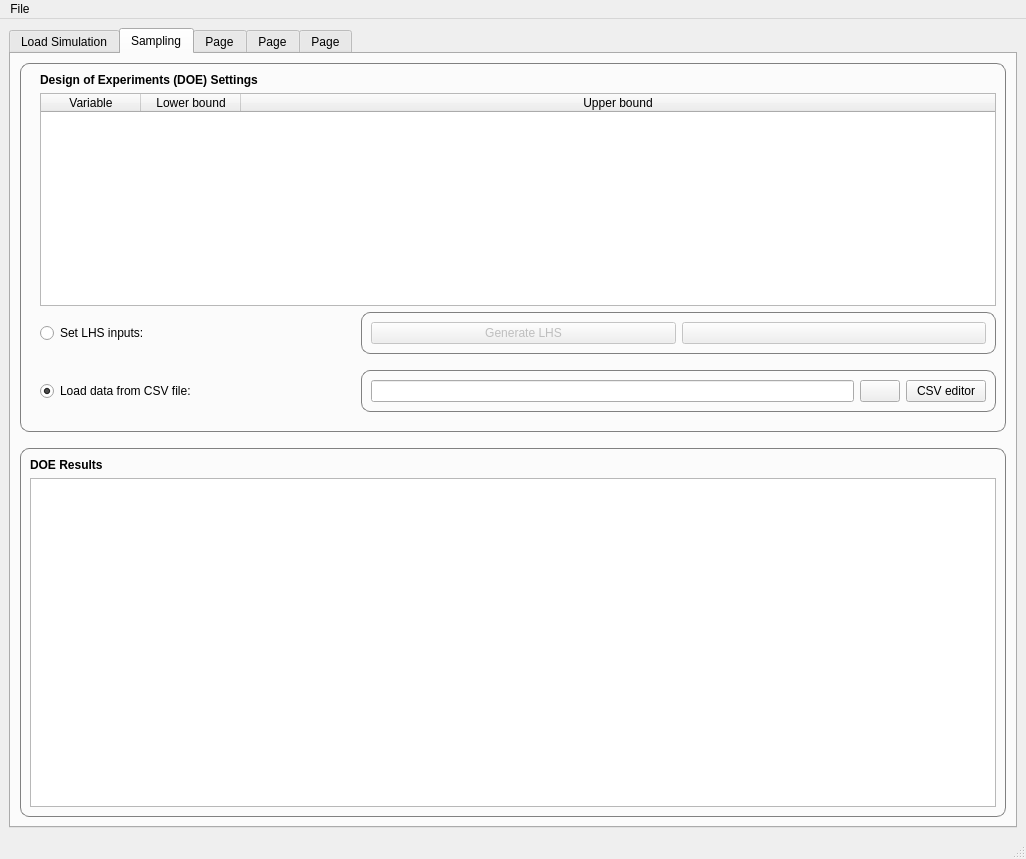
Old version of the form gui/views/ui_files/mainwindow.ui in the repository feslima/metacontrol.
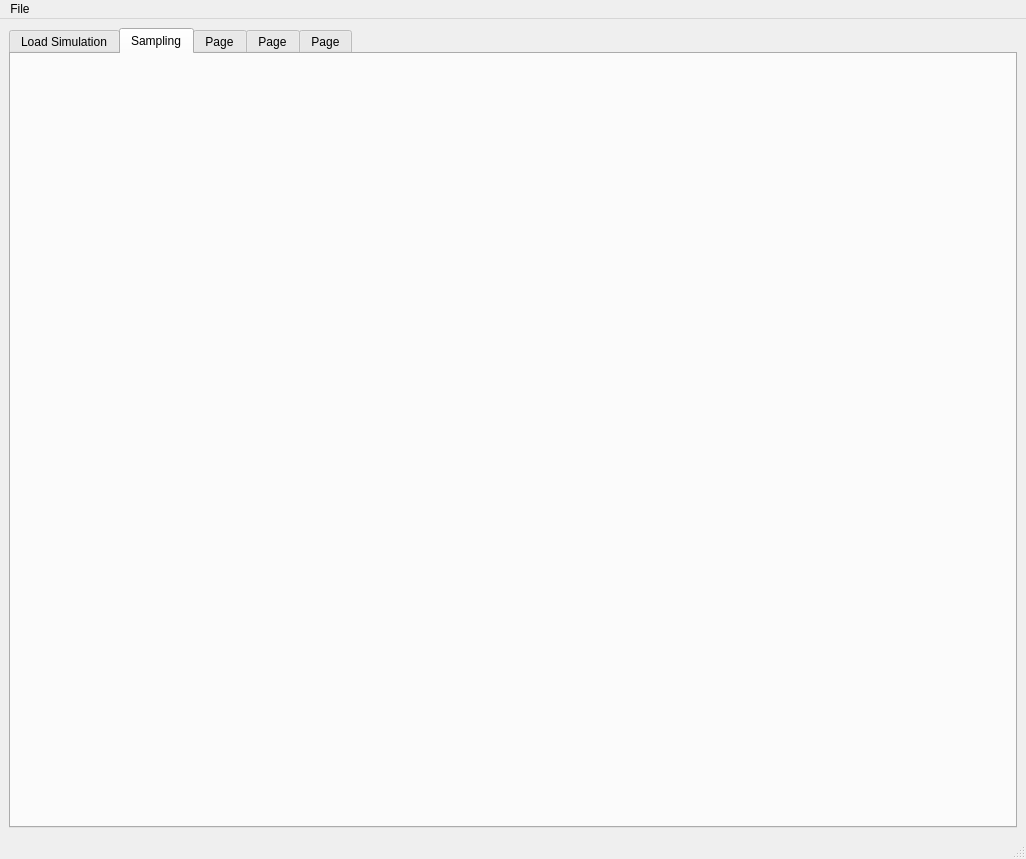
New version of the form. The open tabs and pages were chosen to show the change. Icons and pictures are not drawn.

Commit message: started DOE tab ui view-model implementation. Did some refactoring in mainwindow.

Patch:
```diff
--- a/gui/views/ui_files/mainwindow.ui
+++ b/gui/views/ui_files/mainwindow.ui
@@ -85,263 +85,6 @@
        <attribute name="title">
         <string>Sampling</string>
        </attribute>
-       <layout class="QGridLayout" name="gridLayout_2">
-        <item row="2" column="0">
-         <widget class="QGroupBox" name="groupBox_4">
-          <property name="styleSheet">
-           <string notr="true">QGroupBox {
-    border: 1px solid gray;
-    border-radius: 9px;
-	font-weight: bold;
-}
-
-QGroupBox::title {
-    subcontrol-origin: margin;
-    left: 10px;
-    top: 5px;
-    padding: 0 3px 0 3px;
-}</string>
-          </property>
-          <property name="title">
-           <string/>
-          </property>
-          <layout class="QGridLayout" name="gridLayout_8">
-           <item row="1" column="0">
-            <widget class="QTableWidget" name="tableWidget">
-             <property name="editTriggers">
-              <set>QAbstractItemView::NoEditTriggers</set>
-             </property>
-            </widget>
-           </item>
-           <item row="0" column="0">
-            <widget class="QLabel" name="label_16">
-             <property name="font">
-              <font>
-               <weight>75</weight>
-               <bold>true</bold>
-              </font>
-             </property>
-             <property name="text">
-              <string>DOE Results</string>
-             </property>
-            </widget>
-           </item>
-          </layout>
-         </widget>
-        </item>
-        <item row="1" column="0">
-         <spacer name="verticalSpacer_8">
-          <property name="orientation">
-           <enum>Qt::Vertical</enum>
-          </property>
-          <property name="sizeType">
-           <enum>QSizePolicy::Fixed</enum>
-          </property>
-          <property name="sizeHint" stdset="0">
-           <size>
-            <width>20</width>
-            <height>10</height>
-           </size>
-          </property>
-         </spacer>
-        </item>
-        <item row="0" column="0">
-         <widget class="QGroupBox" name="groupBox_3">
-          <property name="styleSheet">
-           <string notr="true">QGroupBox {
-    border: 1px solid gray;
-    border-radius: 9px;
-	font-weight: bold;
-}
-
-QGroupBox::title {
-    subcontrol-origin: margin;
-    left: 10px;
-    top: 5px;
-    padding: 0 3px 0 3px;
-}</string>
-          </property>
-          <property name="title">
-           <string/>
-          </property>
-          <layout class="QGridLayout" name="gridLayout_5">
-           <item row="4" column="1">
-            <widget class="QRadioButton" name="radioButton_2">
-             <property name="text">
-              <string>Load data from CSV file:</string>
-             </property>
-             <property name="checked">
-              <bool>true</bool>
-             </property>
-            </widget>
-           </item>
-           <item row="2" column="1">
-            <widget class="QRadioButton" name="radioButton">
-             <property name="text">
-              <string>Set LHS inputs:</string>
-             </property>
-             <property name="checked">
-              <bool>false</bool>
-             </property>
-            </widget>
-           </item>
-           <item row="2" column="0">
-            <spacer name="horizontalSpacer_6">
-             <property name="orientation">
-              <enum>Qt::Horizontal</enum>
-             </property>
-             <property name="sizeType">
-              <enum>QSizePolicy::Fixed</enum>
-             </property>
-             <property name="sizeHint" stdset="0">
-              <size>
-               <width>10</width>
-               <height>20</height>
-              </size>
-             </property>
-            </spacer>
-           </item>
-           <item row="0" column="1">
-            <widget class="QLabel" name="label_15">
-             <property name="font">
-              <font>
-               <weight>75</weight>
-               <bold>true</bold>
-              </font>
-             </property>
-             <property name="text">
-              <string>Design of Experiments (DOE) Settings</string>
-             </property>
-            </widget>
-           </item>
-           <item row="5" column="1">
-            <spacer name="verticalSpacer_3">
-             <property name="orientation">
-              <enum>Qt::Vertical</enum>
-             </property>
-             <property name="sizeType">
-              <enum>QSizePolicy::Maximum</enum>
-             </property>
-             <property name="sizeHint" stdset="0">
-              <size>
-               <width>20</width>
-               <height>10</height>
-              </size>
-             </property>
-            </spacer>
-           </item>
-           <item row="3" column="1">
-            <spacer name="verticalSpacer_2">
-             <property name="orientation">
-              <enum>Qt::Vertical</enum>
-             </property>
-             <property name="sizeType">
-              <enum>QSizePolicy::Fixed</enum>
-             </property>
-             <property name="sizeHint" stdset="0">
-              <size>
-               <width>20</width>
-               <height>10</height>
-              </size>
-             </property>
-            </spacer>
-           </item>
-           <item row="2" column="2" colspan="2">
-            <widget class="QGroupBox" name="groupBox_5">
-             <property name="enabled">
-              <bool>false</bool>
-             </property>
-             <property name="title">
-              <string/>
-             </property>
-             <layout class="QHBoxLayout" name="horizontalLayout">
-              <item>
-               <widget class="QPushButton" name="pushButton">
-                <property name="text">
-                 <string>Generate LHS</string>
-                </property>
-               </widget>
-              </item>
-              <item>
-               <widget class="QPushButton" name="pushButton_2">
-                <property name="toolTip">
-                 <string>&lt;html&gt;&lt;head/&gt;&lt;body&gt;&lt;p&gt;Latin Hypercube Sampling (LHS) settings&lt;/p&gt;&lt;/body&gt;&lt;/html&gt;</string>
-                </property>
-                <property name="text">
-                 <string/>
-                </property>
-                <property name="icon">
-                 <iconset resource="../../resources/icons.qrc">
-                  <normaloff>:/sampling/settings_icon.svg</normaloff>:/sampling/settings_icon.svg</iconset>
-                </property>
-               </widget>
-              </item>
-             </layout>
-            </widget>
-           </item>
-           <item row="4" column="2" colspan="2">
-            <widget class="QGroupBox" name="groupBox_7">
-             <property name="title">
-              <string/>
-             </property>
-             <layout class="QHBoxLayout" name="horizontalLayout_3">
-              <item>
-               <widget class="QLineEdit" name="lineEdit">
-                <property name="readOnly">
-                 <bool>true</bool>
-                </property>
-               </widget>
-              </item>
-              <item>
-               <widget class="QPushButton" name="pushButton_3">
-                <property name="toolTip">
-                 <string>&lt;html&gt;&lt;head/&gt;&lt;body&gt;&lt;p&gt;Select .csv file to extract the data from&lt;/p&gt;&lt;/body&gt;&lt;/html&gt;</string>
-                </property>
-                <property name="text">
-                 <string/>
-                </property>
-                <property name="icon">
-                 <iconset resource="../../resources/icons.qrc">
-                  <normaloff>:/sampling/open_icon.svg</normaloff>:/sampling/open_icon.svg</iconset>
-                </property>
-               </widget>
-              </item>
-              <item>
-               <widget class="QPushButton" name="pushButton_4">
-                <property name="text">
-                 <string>CSV editor</string>
-                </property>
-               </widget>
-              </item>
-             </layout>
-            </widget>
-           </item>
-           <item row="1" column="1" colspan="3">
-            <widget class="QTableWidget" name="tableWidgetSamplingVariables">
-             <attribute name="horizontalHeaderStretchLastSection">
-              <bool>true</bool>
-             </attribute>
-             <column>
-              <property name="text">
-               <string>Variable</string>
-              </property>
-             </column>
-             <column>
-              <property name="text">
-               <string>Lower bound</string>
-              </property>
-             </column>
-             <column>
-              <property name="text">
-               <string>Upper bound</string>
-              </property>
-             </column>
-            </widget>
-           </item>
-          </layout>
-         </widget>
-        </item>
-       </layout>
       </widget>
       <widget class="QWidget" name="tab_3">
        <property name="enabled">
```
Left out of the diff: 35 changed lines with no effect on the pictures. The commit also changes 6 other files.
